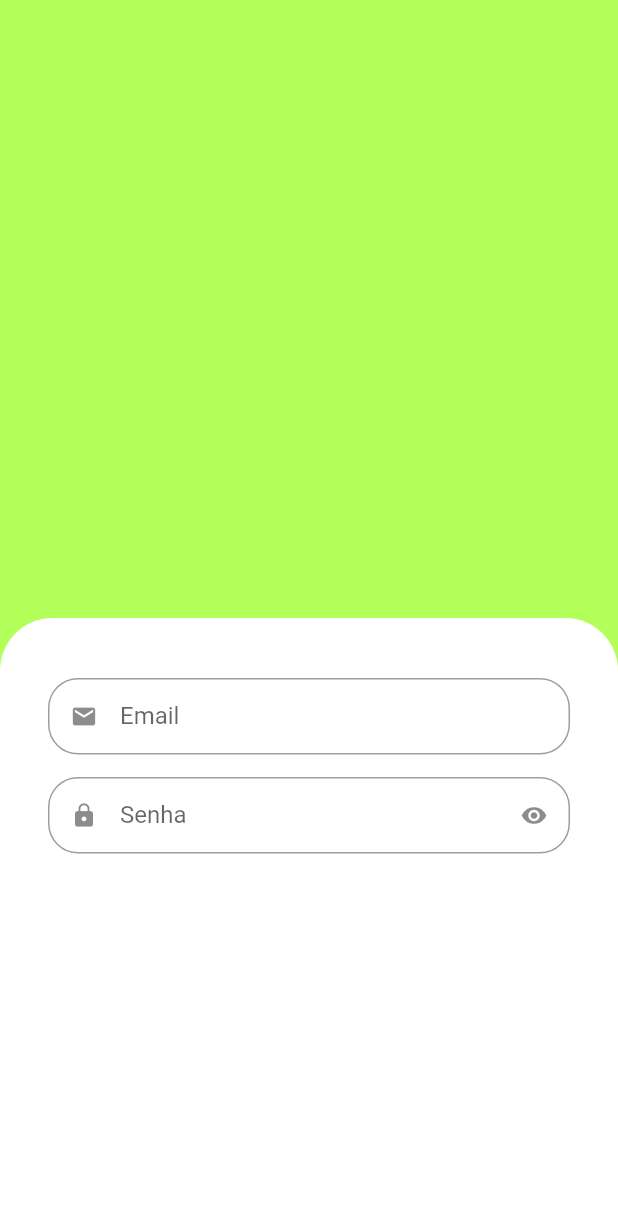
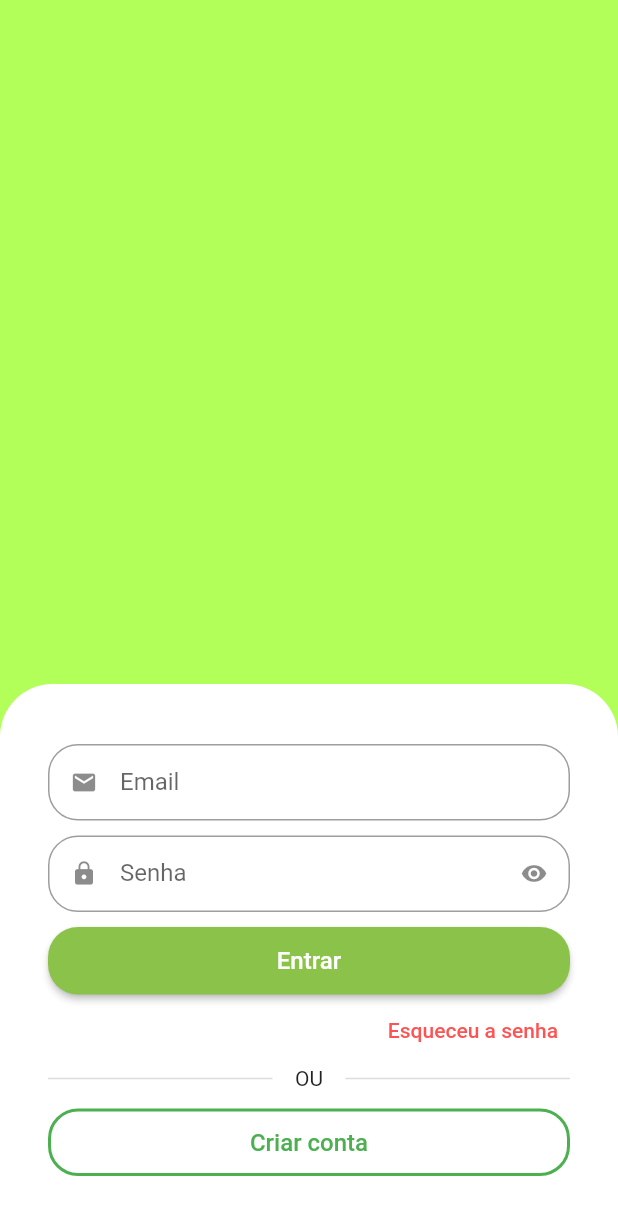
Before and after one commit to oliveiraxavier/quitanda-virtual-1-mx, a Flutter app: the screen it shows after launch, on a phone screen of 412 x 824 dp. Shown: the top 1215 px of the screen. Run offline on Flutter 3.47's test engine with Material 2 defaults, Android fonts, the phone set to English and light mode, and no system bars.

Commit message:
Start quitanda virtual - Aula 8

```diff
--- a/lib/src/auth/components/custom_text_field.dart
+++ b/lib/src/auth/components/custom_text_field.dart
@@ -28,7 +28,7 @@
   @override
   Widget build(BuildContext context) {
     return Padding(
-      padding: const EdgeInsets.only(bottom: 15),
+      padding: const EdgeInsets.only(bottom: 10),
       child: TextFormField(
         obscureText: isObscure,
         decoration: InputDecoration(
--- a/lib/src/auth/sign_in_screen.dart
+++ b/lib/src/auth/sign_in_screen.dart
@@ -16,9 +16,8 @@
                 color: Colors.lightGreenAccent,
               )
           ),
-          Expanded(
-              child: Container(
-                padding: EdgeInsets.symmetric(
+          Container(
+            padding: const EdgeInsets.symmetric(
               horizontal: 32,
               vertical: 40,
             ),
@@ -29,19 +28,108 @@
               ),
             ),
             child: Column(
+              crossAxisAlignment: CrossAxisAlignment.stretch,
               children: [
-                    CustomTextField(
+                // Email
+                const CustomTextField(
                     icon: Icons.email,
                     label: 'Email',
                 ),
-                    CustomTextField(
+
+                //Senha
+                const CustomTextField(
                   icon: Icons.lock,
                   label: 'Senha',
                   isSecret: true,
                 ),
+
+                //Botão entrar
+                SizedBox(
+                  height: 45,
+                  child: ElevatedButton(
+                    style: ElevatedButton.styleFrom(
+                      foregroundColor: Colors.white,
+                      backgroundColor: Colors.lightGreen,
+                      shape: RoundedRectangleBorder(
+                          borderRadius: BorderRadius.circular(20)
+                      )
+                    ),
+                    onPressed: () {},
+                    child: const Text(
+                        'Entrar',
+                        style: TextStyle(
+                          fontSize: 16
+                        ),
+                    ),
+                  ),
+                ),
+
+                //Esqueceu a senha
+                Align(
+                  alignment: Alignment.topRight,
+                  child: TextButton(
+                      onPressed: (){},
+                      child: const Text(
+                        'Esqueceu a senha',
+                        style: TextStyle(
+                            color: Colors.redAccent
+                        ),
+                      )
+                  ),
+                ),
+
+                // Divisor
+                Padding(
+                  padding: EdgeInsets.only(bottom: 12),
+                  child: Row(
+                    children: [
+                      Expanded(
+                        child: Divider(
+                          color: Colors.grey.withAlpha(90),
+                          thickness: 1,
+                        ),
+                      ),
+
+                      //Texto "OU"
+                      const Padding (
+                        padding: EdgeInsets.symmetric(horizontal: 15),
+                        child: Text('OU'),
+                      ),
+                      Expanded(
+                        child: Divider(
+                          color: Colors.grey.withAlpha(90),
+                          thickness: 1,
+                        ),
+                      ),
                     ],
                   ),
+                ),
+
+                //Botão Criar conta
+                SizedBox(
+                  height: 45,
+                  child: OutlinedButton(
+                      style: OutlinedButton.styleFrom(
+                        shape: RoundedRectangleBorder(
+                            borderRadius: BorderRadius.circular(20),
+                        ),
+                        side: const BorderSide(
+                          width: 2,
+                          color: Colors.green,
                         )
+                      ),
+                      onPressed: () {},
+                      child: const Text(
+                          'Criar conta',
+                          style: TextStyle(
+                              fontSize: 16
+                          ),
+                      ),
+                  ),
+                )
+
+              ],
+            ),
           ),
 
         ],
```
Lines whose indentation alone changed are shown as unchanged.
